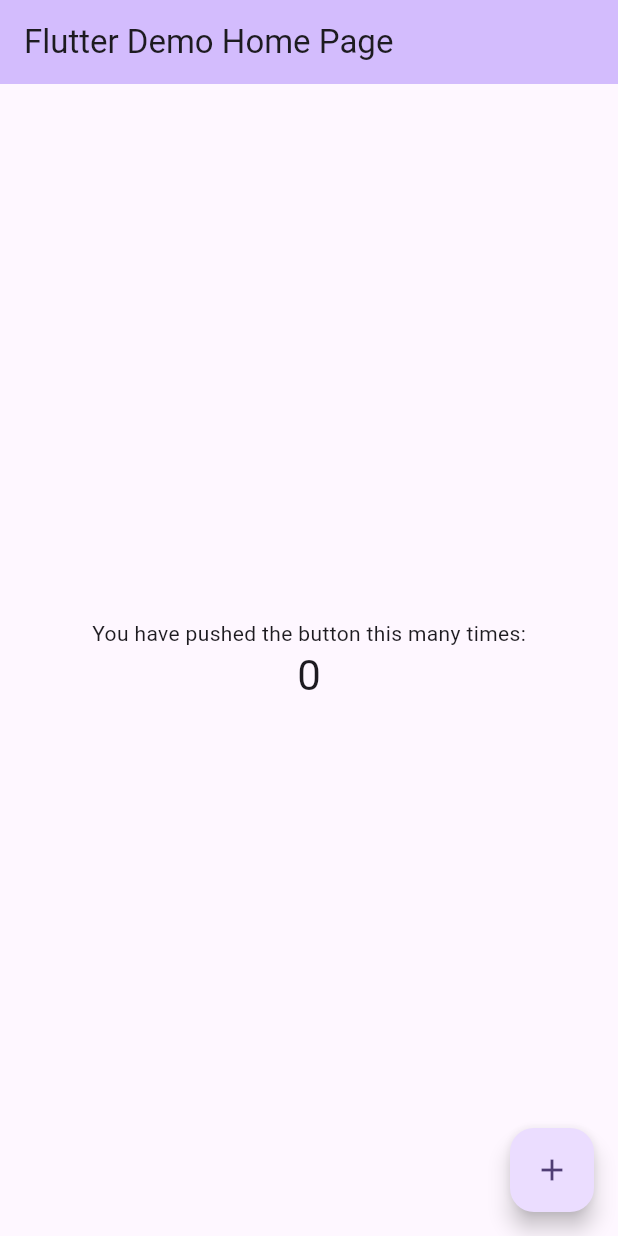
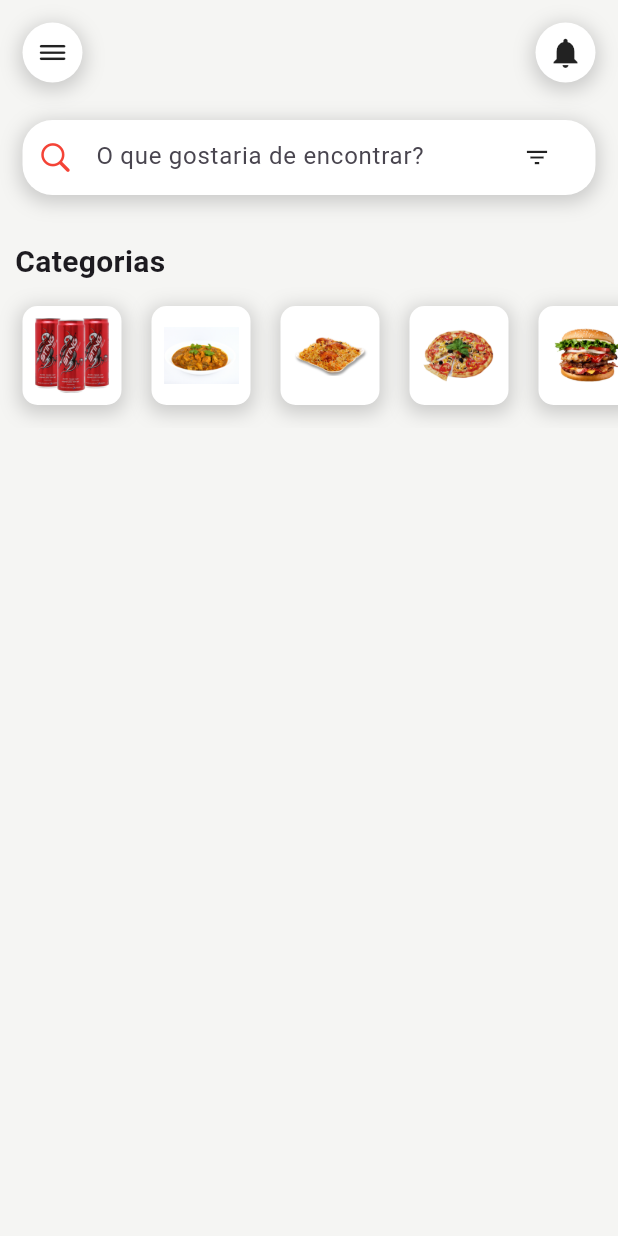
Before and after one commit to michelladambento/food_app, a Flutter app: the screen it shows after launch, on a phone screen of 412 x 824 dp. Run offline on Flutter 3.47's test engine with Material 3 defaults, Android fonts, the phone set to English and light mode, and no system bars.

Commit message:
(criação da tela home)

```diff
--- a/lib/main.dart
+++ b/lib/main.dart
@@ -1,4 +1,5 @@
 import 'package:flutter/material.dart';
+import 'package:food_app/pages/HomePage.dart';
 
 void main() {
   runApp(const MyApp());
@@ -14,113 +15,11 @@ class MyApp extends StatelessWidget {
       title: 'Food App',
       debugShowCheckedModeBanner: false,
       theme: ThemeData(
-        // This is the theme of your application.
-        //
-        // TRY THIS: Try running your application with "flutter run". You'll see
-        // the application has a purple toolbar. Then, without quitting the app,
-        // try changing the seedColor in the colorScheme below to Colors.green
-        // and then invoke "hot reload" (save your changes or press the "hot
-        // reload" button in a Flutter-supported IDE, or press "r" if you used
-        // the command line to start the app).
-        //
-        // Notice that the counter didn't reset back to zero; the application
-        // state is not lost during the reload. To reset the state, use hot
-        // restart instead.
-        //
-        // This works for code too, not just values: Most code changes can be
-        // tested with just a hot reload.
-        colorScheme: ColorScheme.fromSeed(seedColor: Colors.deepPurple),
-        useMaterial3: true,
+        scaffoldBackgroundColor: Color(0xFFF5F5F3),
       ),
-      home: const MyHomePage(title: 'Flutter Demo Home Page'),
+      routes:{
+        "/" : (context) => HomePage(),
+      } ,
     );
   }
 }
-
-class MyHomePage extends StatefulWidget {
-  const MyHomePage({super.key, required this.title});
-
-  // This widget is the home page of your application. It is stateful, meaning
-  // that it has a State object (defined below) that contains fields that affect
-  // how it looks.
-
-  // This class is the configuration for the state. It holds the values (in this
-  // case the title) provided by the parent (in this case the App widget) and
-  // used by the build method of the State. Fields in a Widget subclass are
-  // always marked "final".
-
-  final String title;
-
-  @override
-  State<MyHomePage> createState() => _MyHomePageState();
-}
-
-class _MyHomePageState extends State<MyHomePage> {
-  int _counter = 0;
-
-  void _incrementCounter() {
-    setState(() {
-      // This call to setState tells the Flutter framework that something has
-      // changed in this State, which causes it to rerun the build method below
-      // so that the display can reflect the updated values. If we changed
-      // _counter without calling setState(), then the build method would not be
-      // called again, and so nothing would appear to happen.
-      _counter++;
-    });
-  }
-
-  @override
-  Widget build(BuildContext context) {
-    // This method is rerun every time setState is called, for instance as done
-    // by the _incrementCounter method above.
-    //
-    // The Flutter framework has been optimized to make rerunning build methods
-    // fast, so that you can just rebuild anything that needs updating rather
-    // than having to individually change instances of widgets.
-    return Scaffold(
-      appBar: AppBar(
-        // TRY THIS: Try changing the color here to a specific color (to
-        // Colors.amber, perhaps?) and trigger a hot reload to see the AppBar
-        // change color while the other colors stay the same.
-        backgroundColor: Theme.of(context).colorScheme.inversePrimary,
-        // Here we take the value from the MyHomePage object that was created by
-        // the App.build method, and use it to set our appbar title.
-        title: Text(widget.title),
-      ),
-      body: Center(
-        // Center is a layout widget. It takes a single child and positions it
-        // in the middle of the parent.
-        child: Column(
-          // Column is also a layout widget. It takes a list of children and
-          // arranges them vertically. By default, it sizes itself to fit its
-          // children horizontally, and tries to be as tall as its parent.
-          //
-          // Column has various properties to control how it sizes itself and
-          // how it positions its children. Here we use mainAxisAlignment to
-          // center the children vertically; the main axis here is the vertical
-          // axis because Columns are vertical (the cross axis would be
-          // horizontal).
-          //
-          // TRY THIS: Invoke "debug painting" (choose the "Toggle Debug Paint"
-          // action in the IDE, or press "p" in the console), to see the
-          // wireframe for each widget.
-          mainAxisAlignment: MainAxisAlignment.center,
-          children: <Widget>[
-            const Text(
-              'You have pushed the button this many times:',
-            ),
-            Text(
-              '$_counter',
-              style: Theme.of(context).textTheme.headlineMedium,
-            ),
-          ],
-        ),
-      ),
-      floatingActionButton: FloatingActionButton(
-        onPressed: _incrementCounter,
-        tooltip: 'Increment',
-        child: const Icon(Icons.add),
-      ), // This trailing comma makes auto-formatting nicer for build methods.
-    );
-  }
-}
--- /dev/null
+++ b/lib/pages/HomePage.dart
@@ -0,0 +1,97 @@
+import 'package:flutter/cupertino.dart';
+import 'package:flutter/material.dart';
+import 'package:food_app/widgets/AppBarWidget.dart';
+import 'package:food_app/widgets/CategoriesWidgets.dart';
+
+class HomePage extends StatelessWidget {
+  const HomePage({super.key});
+
+  @override
+  Widget build(BuildContext context) {
+    return Scaffold(
+      body: ListView(
+        children: [
+          // Custom App Bar Widget
+          AppBarWidget(),
+
+          // Search
+          Padding(
+            padding: EdgeInsets.symmetric(
+              vertical: 10,
+              horizontal: 15,
+            ),
+            child: Container(
+              width: double.infinity,
+              height: 50,
+              decoration: BoxDecoration(
+                color: Colors.white,
+                borderRadius: BorderRadius.circular(20),
+                boxShadow: [
+                  BoxShadow(
+                    color: Colors.grey.withOpacity(0.5),
+                    spreadRadius: 2,
+                    blurRadius: 10,
+                    offset: Offset(0, 3),
+                  ),
+                ],
+              ),
+              child:  Padding(
+                padding: EdgeInsets.symmetric(
+                 horizontal: 10,
+                ),
+                child: Row(
+
+                  children: [
+                      Icon(
+                        CupertinoIcons.search,
+                        color: Colors.red,
+                      ),
+                    Container(
+                      height: 50,
+                      width: 300,
+                      child: Padding(
+                          padding: EdgeInsets.symmetric(
+                            horizontal: 15,
+                          ),
+                        child: TextFormField(
+                          decoration: InputDecoration(
+                            hintText: "O que gostaria de encontrar?",
+                            border: InputBorder.none,
+                          ),
+                        ),
+                      ),
+                    ),
+                    Icon(
+                        Icons.filter_list,
+                      size: 18,
+                    ),
+                  ],
+                ),
+              ),
+            ),
+          ),
+
+          // Category text
+          Padding(
+            padding: EdgeInsets.only(top: 20, left: 10),
+            child: Text(
+              "Categorias",
+              style: TextStyle(
+                fontWeight: FontWeight.bold,
+                fontSize: 20,
+
+              ),
+            ),
+          ),
+
+          // categoria widgets
+          CategoriesWidgets(),
+
+          // popular item
+
+
+        ],
+      ),
+    );
+  }
+}
--- /dev/null
+++ b/lib/widgets/AppBarWidget.dart
@@ -0,0 +1,59 @@
+import 'package:flutter/cupertino.dart';
+import 'package:flutter/material.dart';
+
+class AppBarWidget extends StatelessWidget {
+  const AppBarWidget({super.key});
+
+  @override
+  Widget build(BuildContext context) {
+    return Padding(
+        padding: EdgeInsets.symmetric(
+            vertical: 15,
+            horizontal: 15,
+        ),
+      child: Row(
+        mainAxisAlignment: MainAxisAlignment.spaceBetween,
+        children: [
+          InkWell(
+            onTap: (){},
+            child: Container(
+              padding: EdgeInsets.all(8),
+              decoration: BoxDecoration(
+                color: Colors.white,
+                borderRadius: BorderRadius.circular(20),
+                boxShadow: [
+                  BoxShadow(
+                    color: Colors.grey.withOpacity(0.5 ),
+                    spreadRadius: 2,
+                    blurRadius: 10,
+                    offset: Offset(0, 3),
+                  ),
+                ],
+              ),
+              child: Icon(CupertinoIcons.bars),
+            ),
+          ),
+          InkWell(
+            onTap: (){},
+            child: Container(
+              padding: EdgeInsets.all(8),
+              decoration: BoxDecoration(
+                color: Colors.white,
+                borderRadius: BorderRadius.circular(20),
+                boxShadow: [
+                  BoxShadow(
+                    color: Colors.grey.withOpacity(0.5 ),
+                    spreadRadius: 2,
+                    blurRadius: 10,
+                    offset: Offset(0, 3),
+                  ),
+                ],
+              ),
+              child: Icon(Icons.notifications),
+            ),
+          ),
+        ],
+      ),
+    );
+  }
+}
--- /dev/null
+++ b/lib/widgets/CategoriesWidgets.dart
@@ -0,0 +1,141 @@
+import 'package:flutter/material.dart';
+
+class CategoriesWidgets extends StatelessWidget {
+  const CategoriesWidgets({super.key});
+
+  @override
+  Widget build(BuildContext context) {
+    return SingleChildScrollView(
+      scrollDirection: Axis.horizontal,
+      child: Padding(
+        padding: EdgeInsets.symmetric(vertical: 15, horizontal: 5),
+        child: Row(
+          children: [
+            //for(int i = 0; i < 10; i++)
+            //single item
+            Padding(
+              padding: EdgeInsets.symmetric(horizontal: 10),
+              child: Container(
+                padding: EdgeInsets.all(8),
+                decoration: BoxDecoration(
+                  color: Colors.white,
+                  borderRadius: BorderRadius.circular(10),
+                  boxShadow: [
+                    BoxShadow(
+                      color: Colors.grey.withOpacity(0.5),
+                      spreadRadius: 2, // espessura da sobra
+                      blurRadius: 10, // espalhamento da sombra
+                      offset: Offset(0, 3), // deslocamento da sombra
+                    ),
+                  ],
+                ),
+                child: Image.asset(
+                  "assets/images/drink.png",
+                  width: 50,
+                  height: 50,
+                ) ,
+              ),
+            ),
+            // fim do single item
+            Padding(
+              padding: EdgeInsets.symmetric(horizontal: 10),
+              child: Container(
+                padding: EdgeInsets.all(8),
+                decoration: BoxDecoration(
+                  color: Colors.white,
+                  borderRadius: BorderRadius.circular(10),
+                  boxShadow: [
+                    BoxShadow(
+                      color: Colors.grey.withOpacity(0.5),
+                      spreadRadius: 2, // espessura da sobra
+                      blurRadius: 10, // espalhamento da sombra
+                      offset: Offset(0, 3), // deslocamento da sombra
+                    ),
+                  ],
+                ),
+                child: Image.asset(
+                  "assets/images/salan.png",
+                  width: 50,
+                  height: 50,
+                ) ,
+              ),
+            ),
+            // fim do single item
+            Padding(
+              padding: EdgeInsets.symmetric(horizontal: 10),
+              child: Container(
+                padding: EdgeInsets.all(8),
+                decoration: BoxDecoration(
+                  color: Colors.white,
+                  borderRadius: BorderRadius.circular(10),
+                  boxShadow: [
+                    BoxShadow(
+                      color: Colors.grey.withOpacity(0.5),
+                      spreadRadius: 2, // espessura da sobra
+                      blurRadius: 10, // espalhamento da sombra
+                      offset: Offset(0, 3), // deslocamento da sombra
+                    ),
+                  ],
+                ),
+                child: Image.asset(
+                  "assets/images/biryani.png",
+                  width: 50,
+                  height: 50,
+                ) ,
+              ),
+            ),
+            // fim do single item
+            Padding(
+              padding: EdgeInsets.symmetric(horizontal: 10),
+              child: Container(
+                padding: EdgeInsets.all(8),
+                decoration: BoxDecoration(
+                  color: Colors.white,
+                  borderRadius: BorderRadius.circular(10),
+                  boxShadow: [
+                    BoxShadow(
+                      color: Colors.grey.withOpacity(0.5),
+                      spreadRadius: 2, // espessura da sobra
+                      blurRadius: 10, // espalhamento da sombra
+                      offset: Offset(0, 3), // deslocamento da sombra
+                    ),
+                  ],
+                ),
+                child: Image.asset(
+                  "assets/images/pizza.png",
+                  width: 50,
+                  height: 50,
+                ) ,
+              ),
+            ),
+            // fim do single item
+            Padding(
+              padding: EdgeInsets.symmetric(horizontal: 10),
+              child: Container(
+                padding: EdgeInsets.all(8),
+                decoration: BoxDecoration(
+                  color: Colors.white,
+                  borderRadius: BorderRadius.circular(10),
+                  boxShadow: [
+                    BoxShadow(
+                      color: Colors.grey.withOpacity(0.5),
+                      spreadRadius: 2, // espessura da sobra
+                      blurRadius: 10, // espalhamento da sombra
+                      offset: Offset(0, 3), // deslocamento da sombra
+                    ),
+                  ],
+                ),
+                child: Image.asset(
+                  "assets/images/burger.png",
+                  width: 50,
+                  height: 50,
+                ) ,
+              ),
+            ),
+            // fim do single item
+          ],
+        ),
+      ),
+    );
+  }
+}
--- a/pubspec.yaml
+++ b/pubspec.yaml
@@ -59,8 +59,8 @@ flutter:
   uses-material-design: true
 
   # To add assets to your application, add an assets section, like this:
-  # assets:
-  #   - images/a_dot_burr.jpeg
+  assets:
+      - assets/images/
   #   - images/a_dot_ham.jpeg
 
   # An image asset can refer to one or more resolution-specific "variants", see
```
Also changed, not shown: assets/images/biryani.png (added), assets/images/burger.png (added), assets/images/drink.png (added), assets/images/pizza.png (added), assets/images/salan.png (added).
